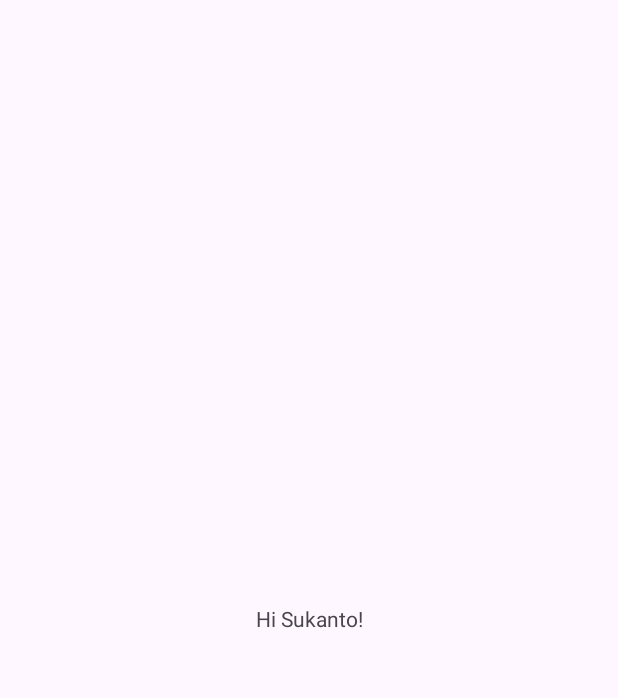
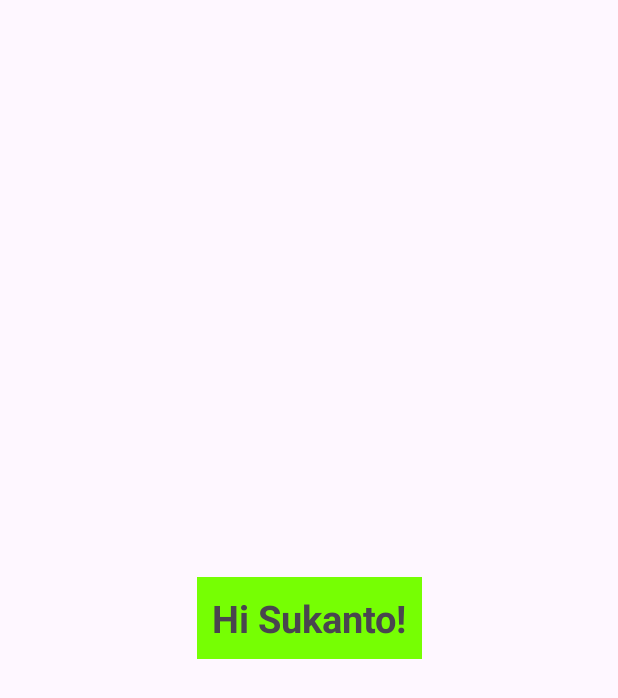
Before and after one commit to RlM100always/Trios, an Android app: the screen it shows after launch (MainActivity), on a phone screen of 412 x 824 dp. Before the commit the part shown is almost empty. Shown: the top 698 px of the screen. Run offline under Robolectric (Android 15) with nearby library versions, the phone set to English and light mode, and no system bars.

Commit message:
XML added

```diff
--- a/app/src/main/res/layout/activity_main.xml
+++ b/app/src/main/res/layout/activity_main.xml
@@ -7,8 +7,12 @@
     tools:context=".MainActivity">
 
     <TextView
+        android:padding="10dp"
         android:layout_width="wrap_content"
         android:layout_height="wrap_content"
+        android:textSize="25dp"
+        android:textStyle="bold"
+        android:background="#76FF03"
         android:text="Hi Sukanto!"
         app:layout_constraintBottom_toBottomOf="parent"
         app:layout_constraintEnd_toEndOf="parent"
```
